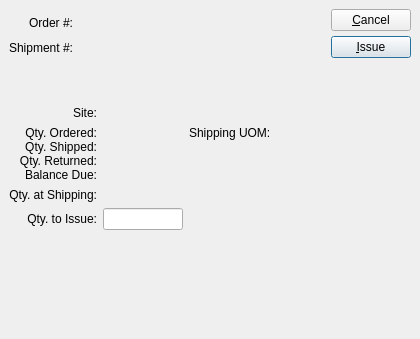
WooodHead/xtuple, file xtuple/trunk/guiclient/issueLineToShipping.ui: the form before one commit.
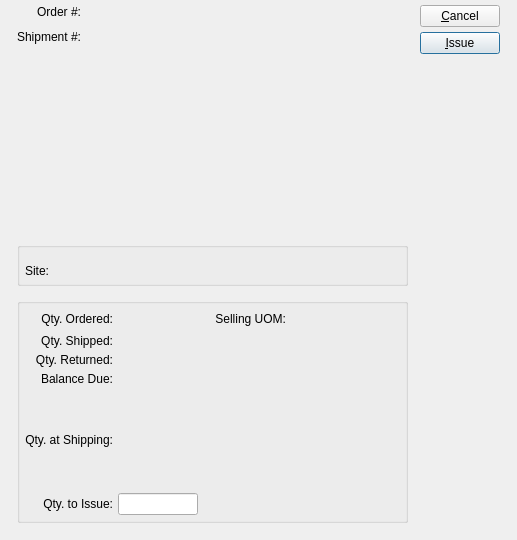
The form after the commit. Custom widgets are drawn as their Qt base class.

Commit message: Layout touch ups.

```diff
--- a/xtuple/trunk/guiclient/issueLineToShipping.ui
+++ b/xtuple/trunk/guiclient/issueLineToShipping.ui
@@ -5,46 +5,33 @@
    <rect>
     <x>0</x>
     <y>0</y>
-    <width>420</width>
-    <height>339</height>
+    <width>517</width>
+    <height>540</height>
    </rect>
   </property>
   <property name="windowTitle" >
    <string>Issue Line to Shipping</string>
   </property>
-  <layout class="QVBoxLayout" >
-   <property name="margin" >
-    <number>9</number>
-   </property>
-   <property name="spacing" >
-    <number>6</number>
-   </property>
-   <item>
-    <layout class="QHBoxLayout" >
-     <property name="margin" >
-      <number>0</number>
-     </property>
-     <property name="spacing" >
-      <number>5</number>
-     </property>
-     <item>
       <layout class="QGridLayout" >
-       <property name="margin" >
-        <number>0</number>
-       </property>
-       <property name="spacing" >
-        <number>5</number>
-       </property>
-       <item row="1" column="0" >
-        <widget class="QLabel" name="_shipmentNumberLit" >
-         <property name="text" >
-          <string>Shipment #:</string>
-         </property>
-         <property name="alignment" >
-          <set>Qt::AlignRight|Qt::AlignTop|Qt::AlignTrailing</set>
-         </property>
-        </widget>
-       </item>
+   <item row="0" column="0" >
+    <layout class="QGridLayout" >
+     <property name="leftMargin" >
+      <number>12</number>
+     </property>
+     <property name="rightMargin" >
+      <number>12</number>
+     </property>
+     <property name="bottomMargin" >
+      <number>12</number>
+     </property>
+     <property name="horizontalSpacing" >
+      <number>12</number>
+     </property>
+     <property name="verticalSpacing" >
+      <number>12</number>
+     </property>
+     <item row="0" column="0" >
+      <layout class="QGridLayout" >
        <item row="0" column="0" >
         <widget class="QLabel" name="_orderNumberLit" >
          <property name="text" >
@@ -58,9 +45,7 @@
        <item row="0" column="1" >
         <widget class="QLabel" name="_orderNumber" >
          <property name="sizePolicy" >
-          <sizepolicy>
-           <hsizetype>7</hsizetype>
-           <vsizetype>5</vsizetype>
+          <sizepolicy vsizetype="Preferred" hsizetype="Expanding" >
            <horstretch>0</horstretch>
            <verstretch>0</verstretch>
           </sizepolicy>
@@ -70,8 +55,35 @@
          </property>
         </widget>
        </item>
-       <item row="2" column="0" colspan="2" >
-        <widget class="ItemCluster" name="_item" />
+       <item row="1" column="0" >
+        <layout class="QVBoxLayout" >
+         <property name="topMargin" >
+          <number>6</number>
+         </property>
+         <item>
+          <widget class="QLabel" name="_shipmentNumberLit" >
+           <property name="text" >
+            <string>Shipment #:</string>
+           </property>
+           <property name="alignment" >
+            <set>Qt::AlignRight|Qt::AlignTop|Qt::AlignTrailing</set>
+           </property>
+          </widget>
+         </item>
+         <item>
+          <spacer>
+           <property name="orientation" >
+            <enum>Qt::Vertical</enum>
+           </property>
+           <property name="sizeHint" >
+            <size>
+             <width>20</width>
+             <height>0</height>
+            </size>
+           </property>
+          </spacer>
+         </item>
+        </layout>
        </item>
        <item row="1" column="1" >
         <widget class="ShipmentCluster" name="_shipment" >
@@ -82,35 +94,8 @@
        </item>
       </layout>
      </item>
-     <item>
-      <layout class="QHBoxLayout" >
-       <property name="margin" >
-        <number>0</number>
-       </property>
-       <property name="spacing" >
-        <number>0</number>
-       </property>
-       <item>
-        <spacer>
-         <property name="orientation" >
-          <enum>Qt::Horizontal</enum>
-         </property>
-         <property name="sizeType" >
-          <enum>QSizePolicy::Expanding</enum>
-         </property>
-         <property name="sizeHint" >
-          <size>
-           <width>20</width>
-           <height>20</height>
-          </size>
-         </property>
-        </spacer>
-       </item>
-       <item>
+     <item rowspan="3" row="0" column="1" >
         <layout class="QVBoxLayout" >
-         <property name="margin" >
-          <number>0</number>
-         </property>
          <property name="spacing" >
           <number>5</number>
          </property>
@@ -149,110 +134,79 @@
          </item>
         </layout>
        </item>
-      </layout>
-     </item>
-    </layout>
-   </item>
-   <item>
-    <layout class="QVBoxLayout" >
-     <property name="margin" >
-      <number>0</number>
-     </property>
-     <property name="spacing" >
-      <number>0</number>
-     </property>
-     <item>
-      <layout class="QHBoxLayout" >
-       <property name="margin" >
-        <number>0</number>
-       </property>
-       <property name="spacing" >
-        <number>0</number>
-       </property>
-       <item>
+     <item row="1" column="0" >
+      <widget class="QGroupBox" name="_itemGroup" >
+       <property name="title" >
+        <string/>
+       </property>
         <layout class="QGridLayout" >
-         <property name="margin" >
-          <number>0</number>
-         </property>
-         <property name="spacing" >
-          <number>6</number>
-         </property>
-         <item row="2" column="0" >
-          <widget class="QLabel" name="_qtyAtShipLit" >
-           <property name="text" >
-            <string>Qty. at Shipping:</string>
-           </property>
-           <property name="alignment" >
-            <set>Qt::AlignRight|Qt::AlignTrailing|Qt::AlignVCenter</set>
-           </property>
-          </widget>
-         </item>
-         <item row="3" column="0" >
-          <widget class="QLabel" name="_qtyToIssueLit" >
-           <property name="text" >
-            <string>Qty. to Issue:</string>
-           </property>
-           <property name="alignment" >
-            <set>Qt::AlignRight|Qt::AlignTrailing|Qt::AlignVCenter</set>
-           </property>
-          </widget>
-         </item>
-         <item row="1" column="2" >
-          <layout class="QVBoxLayout" >
-           <property name="margin" >
-            <number>0</number>
-           </property>
-           <property name="spacing" >
-            <number>6</number>
-           </property>
-           <item>
+        <item row="0" column="0" colspan="2" >
+         <widget class="ItemCluster" name="_item" />
+        </item>
+        <item row="1" column="0" >
             <layout class="QHBoxLayout" >
-             <property name="margin" >
-              <number>0</number>
-             </property>
-             <property name="spacing" >
-              <number>6</number>
+          <property name="topMargin" >
+           <number>5</number>
              </property>
              <item>
-              <widget class="QLabel" name="label" >
+           <widget class="QLabel" name="_warehouseLit" >
                <property name="text" >
-                <string>Shipping UOM:</string>
+             <string>Site:</string>
+            </property>
+            <property name="alignment" >
+             <set>Qt::AlignRight|Qt::AlignTrailing|Qt::AlignVCenter</set>
                </property>
               </widget>
              </item>
              <item>
-              <widget class="QLabel" name="_shippingUOM" >
+           <widget class="QLabel" name="_warehouse" >
+            <property name="sizePolicy" >
+             <sizepolicy vsizetype="Fixed" hsizetype="Minimum" >
+              <horstretch>0</horstretch>
+              <verstretch>0</verstretch>
+             </sizepolicy>
+            </property>
+            <property name="maximumSize" >
+             <size>
+              <width>80</width>
+              <height>32767</height>
+             </size>
+            </property>
                <property name="text" >
                 <string/>
                </property>
+            <property name="alignment" >
+             <set>Qt::AlignLeading|Qt::AlignLeft|Qt::AlignVCenter</set>
+            </property>
               </widget>
              </item>
             </layout>
            </item>
-           <item>
+        <item row="1" column="1" >
             <spacer>
              <property name="orientation" >
-              <enum>Qt::Vertical</enum>
+           <enum>Qt::Horizontal</enum>
              </property>
              <property name="sizeHint" >
               <size>
-               <width>20</width>
-               <height>40</height>
+            <width>38</width>
+            <height>20</height>
               </size>
              </property>
             </spacer>
            </item>
           </layout>
-         </item>
-         <item row="1" column="0" >
-          <layout class="QVBoxLayout" >
-           <property name="margin" >
-            <number>0</number>
-           </property>
-           <property name="spacing" >
-            <number>0</number>
-           </property>
-           <item>
+      </widget>
+     </item>
+     <item row="2" column="0" >
+      <widget class="QGroupBox" name="_inventoryGroup" >
+       <property name="title" >
+        <string/>
+       </property>
+       <layout class="QGridLayout" >
+        <item row="0" column="0" >
+         <layout class="QGridLayout" >
+          <item row="0" column="0" >
             <widget class="QLabel" name="_qtyOrderedLit" >
              <property name="text" >
               <string>Qty. Ordered:</string>
@@ -262,7 +216,46 @@
              </property>
             </widget>
            </item>
-           <item>
+          <item row="0" column="1" >
+           <widget class="QLabel" name="_qtyOrdered" >
+            <property name="maximumSize" >
+             <size>
+              <width>80</width>
+              <height>32767</height>
+             </size>
+            </property>
+            <property name="alignment" >
+             <set>Qt::AlignRight|Qt::AlignTrailing|Qt::AlignVCenter</set>
+            </property>
+           </widget>
+          </item>
+          <item row="0" column="2" >
+           <spacer>
+            <property name="orientation" >
+             <enum>Qt::Horizontal</enum>
+            </property>
+            <property name="sizeType" >
+             <enum>QSizePolicy::MinimumExpanding</enum>
+            </property>
+            <property name="sizeHint" >
+             <size>
+              <width>12</width>
+              <height>20</height>
+             </size>
+            </property>
+           </spacer>
+          </item>
+          <item row="0" column="3" >
+           <widget class="QLabel" name="label" >
+            <property name="text" >
+             <string>Selling UOM:</string>
+            </property>
+            <property name="alignment" >
+             <set>Qt::AlignRight|Qt::AlignTrailing|Qt::AlignVCenter</set>
+            </property>
+           </widget>
+          </item>
+          <item row="1" column="0" >
             <widget class="QLabel" name="_qtyShippedLit" >
              <property name="text" >
               <string>Qty. Shipped:</string>
@@ -272,7 +265,20 @@
              </property>
             </widget>
            </item>
-           <item>
+          <item row="1" column="1" >
+           <widget class="QLabel" name="_qtyShipped" >
+            <property name="maximumSize" >
+             <size>
+              <width>80</width>
+              <height>32767</height>
+             </size>
+            </property>
+            <property name="alignment" >
+             <set>Qt::AlignRight|Qt::AlignTrailing|Qt::AlignVCenter</set>
+            </property>
+           </widget>
+          </item>
+          <item row="2" column="0" >
             <widget class="QLabel" name="_qtyReturnedLit" >
              <property name="text" >
               <string>Qty. Returned:</string>
@@ -282,12 +288,23 @@
              </property>
             </widget>
            </item>
-           <item>
+          <item row="2" column="1" >
+           <widget class="QLabel" name="_qtyReturned" >
+            <property name="maximumSize" >
+             <size>
+              <width>80</width>
+              <height>32767</height>
+             </size>
+            </property>
+            <property name="alignment" >
+             <set>Qt::AlignRight|Qt::AlignTrailing|Qt::AlignVCenter</set>
+            </property>
+           </widget>
+          </item>
+          <item row="3" column="0" >
             <widget class="QLabel" name="_balanceLit" >
              <property name="sizePolicy" >
-              <sizepolicy>
-               <hsizetype>1</hsizetype>
-               <vsizetype>0</vsizetype>
+             <sizepolicy vsizetype="Fixed" hsizetype="Minimum" >
                <horstretch>0</horstretch>
                <verstretch>0</verstretch>
               </sizepolicy>
@@ -300,61 +317,88 @@
              </property>
             </widget>
            </item>
-          </layout>
-         </item>
-         <item row="0" column="0" >
-          <widget class="QLabel" name="_warehouseLit" >
-           <property name="text" >
-            <string>Site:</string>
-           </property>
-           <property name="alignment" >
-            <set>Qt::AlignRight|Qt::AlignTrailing|Qt::AlignVCenter</set>
-           </property>
-          </widget>
-         </item>
-         <item row="0" column="1" >
-          <widget class="QLabel" name="_warehouse" >
-           <property name="sizePolicy" >
-            <sizepolicy>
-             <hsizetype>1</hsizetype>
-             <vsizetype>0</vsizetype>
-             <horstretch>0</horstretch>
-             <verstretch>0</verstretch>
-            </sizepolicy>
-           </property>
-           <property name="maximumSize" >
-            <size>
-             <width>80</width>
-             <height>32767</height>
-            </size>
-           </property>
-           <property name="text" >
-            <string/>
-           </property>
-           <property name="alignment" >
-            <set>Qt::AlignLeading|Qt::AlignLeft|Qt::AlignVCenter</set>
-           </property>
-          </widget>
-         </item>
-         <item row="2" column="1" >
-          <widget class="QLabel" name="_qtyAtShip" >
-           <property name="maximumSize" >
-            <size>
-             <width>80</width>
-             <height>32767</height>
-            </size>
-           </property>
-           <property name="alignment" >
-            <set>Qt::AlignRight|Qt::AlignTrailing|Qt::AlignVCenter</set>
-           </property>
-          </widget>
-         </item>
          <item row="3" column="1" >
+           <widget class="QLabel" name="_balance" >
+            <property name="maximumSize" >
+             <size>
+              <width>80</width>
+              <height>32767</height>
+             </size>
+            </property>
+            <property name="alignment" >
+             <set>Qt::AlignRight|Qt::AlignTrailing|Qt::AlignVCenter</set>
+            </property>
+           </widget>
+          </item>
+          <item row="4" column="0" >
+           <spacer>
+            <property name="orientation" >
+             <enum>Qt::Vertical</enum>
+            </property>
+            <property name="sizeType" >
+             <enum>QSizePolicy::MinimumExpanding</enum>
+            </property>
+            <property name="sizeHint" >
+             <size>
+              <width>20</width>
+              <height>12</height>
+             </size>
+            </property>
+           </spacer>
+          </item>
+          <item row="5" column="0" >
+           <widget class="QLabel" name="_qtyAtShipLit" >
+            <property name="text" >
+             <string>Qty. at Shipping:</string>
+            </property>
+            <property name="alignment" >
+             <set>Qt::AlignRight|Qt::AlignTrailing|Qt::AlignVCenter</set>
+            </property>
+           </widget>
+          </item>
+          <item row="5" column="1" >
+           <widget class="QLabel" name="_qtyAtShip" >
+            <property name="maximumSize" >
+             <size>
+              <width>80</width>
+              <height>32767</height>
+             </size>
+            </property>
+            <property name="alignment" >
+             <set>Qt::AlignRight|Qt::AlignTrailing|Qt::AlignVCenter</set>
+            </property>
+           </widget>
+          </item>
+          <item row="6" column="0" >
+           <spacer>
+            <property name="orientation" >
+             <enum>Qt::Vertical</enum>
+            </property>
+            <property name="sizeType" >
+             <enum>QSizePolicy::MinimumExpanding</enum>
+            </property>
+            <property name="sizeHint" >
+             <size>
+              <width>20</width>
+              <height>12</height>
+             </size>
+            </property>
+           </spacer>
+          </item>
+          <item row="7" column="0" >
+           <widget class="QLabel" name="_qtyToIssueLit" >
+            <property name="text" >
+             <string>Qty. to Issue:</string>
+            </property>
+            <property name="alignment" >
+             <set>Qt::AlignRight|Qt::AlignTrailing|Qt::AlignVCenter</set>
+            </property>
+           </widget>
+          </item>
+          <item row="7" column="1" >
           <widget class="XLineEdit" name="_qtyToIssue" >
            <property name="sizePolicy" >
-            <sizepolicy>
-             <hsizetype>5</hsizetype>
-             <vsizetype>0</vsizetype>
+             <sizepolicy vsizetype="Fixed" hsizetype="Preferred" >
              <horstretch>0</horstretch>
              <verstretch>0</verstretch>
             </sizepolicy>
@@ -370,100 +414,30 @@
            </property>
           </widget>
          </item>
-         <item row="1" column="1" >
-          <layout class="QVBoxLayout" >
-           <property name="margin" >
-            <number>0</number>
-           </property>
-           <property name="spacing" >
-            <number>0</number>
-           </property>
-           <item>
-            <widget class="QLabel" name="_qtyOrdered" >
-             <property name="maximumSize" >
-              <size>
-               <width>80</width>
-               <height>32767</height>
-              </size>
-             </property>
-             <property name="alignment" >
-              <set>Qt::AlignRight|Qt::AlignTrailing|Qt::AlignVCenter</set>
-             </property>
-            </widget>
-           </item>
-           <item>
-            <widget class="QLabel" name="_qtyShipped" >
-             <property name="maximumSize" >
-              <size>
-               <width>80</width>
-               <height>32767</height>
-              </size>
-             </property>
-             <property name="alignment" >
-              <set>Qt::AlignRight|Qt::AlignTrailing|Qt::AlignVCenter</set>
-             </property>
-            </widget>
-           </item>
-           <item>
-            <widget class="QLabel" name="_qtyReturned" >
-             <property name="maximumSize" >
-              <size>
-               <width>80</width>
-               <height>32767</height>
-              </size>
-             </property>
-             <property name="alignment" >
-              <set>Qt::AlignRight|Qt::AlignTrailing|Qt::AlignVCenter</set>
-             </property>
-            </widget>
-           </item>
-           <item>
-            <widget class="QLabel" name="_balance" >
-             <property name="maximumSize" >
-              <size>
-               <width>80</width>
-               <height>32767</height>
-              </size>
-             </property>
-             <property name="alignment" >
-              <set>Qt::AlignRight|Qt::AlignTrailing|Qt::AlignVCenter</set>
-             </property>
-            </widget>
-           </item>
-          </layout>
-         </item>
-        </layout>
-       </item>
-       <item>
+          <item row="0" column="4" >
+           <widget class="QLabel" name="_shippingUOM" >
+            <property name="text" >
+             <string/>
+            </property>
+           </widget>
+          </item>
+         </layout>
+        </item>
+        <item row="0" column="1" >
         <spacer>
          <property name="orientation" >
           <enum>Qt::Horizontal</enum>
          </property>
          <property name="sizeHint" >
           <size>
-           <width>40</width>
+            <width>20</width>
            <height>20</height>
           </size>
          </property>
         </spacer>
        </item>
       </layout>
-     </item>
-     <item>
-      <spacer>
-       <property name="orientation" >
-        <enum>Qt::Vertical</enum>
-       </property>
-       <property name="sizeType" >
-        <enum>QSizePolicy::Expanding</enum>
-       </property>
-       <property name="sizeHint" >
-        <size>
-         <width>16</width>
-         <height>100</height>
-        </size>
-       </property>
-      </spacer>
+      </widget>
      </item>
     </layout>
    </item>
@@ -472,15 +446,16 @@
  <layoutdefault spacing="5" margin="5" />
  <pixmapfunction>qPixmapFromMimeSource</pixmapfunction>
  <customwidgets>
-  <customwidget>
-   <class>ShipmentCluster</class>
-   <extends>QWidget</extends>
-   <header>shipmentcluster.h</header>
-  </customwidget>
   <customwidget>
    <class>ItemCluster</class>
    <extends>QWidget</extends>
    <header>itemcluster.h</header>
+   <container>1</container>
+  </customwidget>
+  <customwidget>
+   <class>ShipmentCluster</class>
+   <extends>QWidget</extends>
+   <header>shipmentcluster.h</header>
   </customwidget>
   <customwidget>
    <class>XLineEdit</class>
```
Left out of the diff: 1 changed line with no effect on the pictures. Lines whose indentation alone changed are shown as unchanged. The commit also changes 5 other files.
